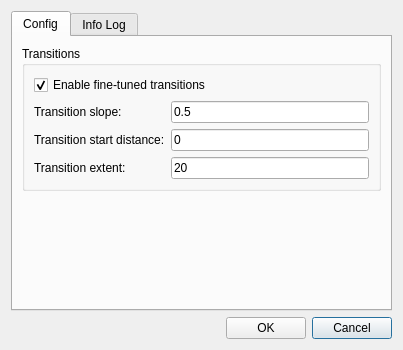
This is core/ui/toolbars/utilities/create_mesh.ui in ibergis/ibergis_qgis_plugin as Qt 5 draws it before an edit. The edited form follows.
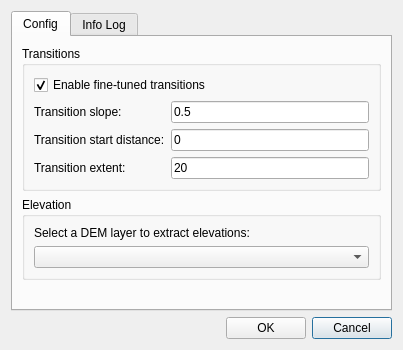
This is the edited form.

Commit message: Add DEM layer combo

Diff of the .ui file:
```diff
--- a/core/ui/toolbars/utilities/create_mesh.ui
+++ b/core/ui/toolbars/utilities/create_mesh.ui
@@ -139,6 +139,25 @@
          </layout>
         </widget>
        </item>
+       <item row="1" column="0">
+        <widget class="QGroupBox" name="groupBox_2">
+         <property name="title">
+          <string>Elevation</string>
+         </property>
+         <layout class="QGridLayout" name="gridLayout_3">
+          <item row="0" column="0">
+           <widget class="QLabel" name="lbl_dem_layer">
+            <property name="text">
+             <string>Select a DEM layer to extract elevations:</string>
+            </property>
+           </widget>
+          </item>
+          <item row="1" column="0">
+           <widget class="QComboBox" name="cmb_dem_layer"/>
+          </item>
+         </layout>
+        </widget>
+       </item>
       </layout>
      </widget>
      <widget class="QWidget" name="tab_infolog">
```
The commit also changes 1 other file.
